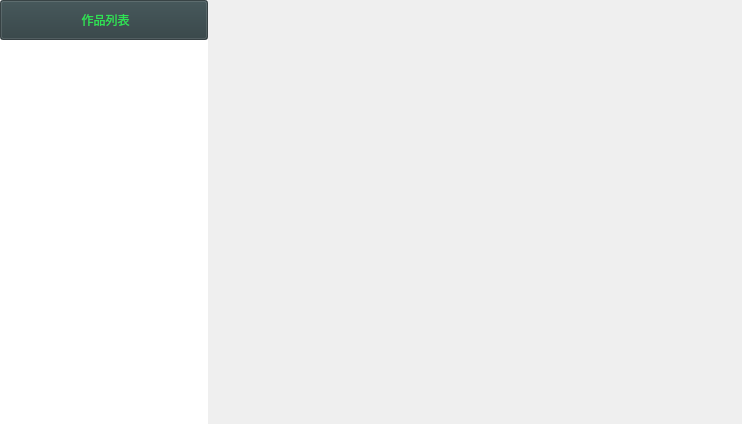
This is VideoPlayer/creator/mywork/DoneWorks.ui in huizhang556/pc-video-player as Qt 5 draws it before an edit. The edited form follows.
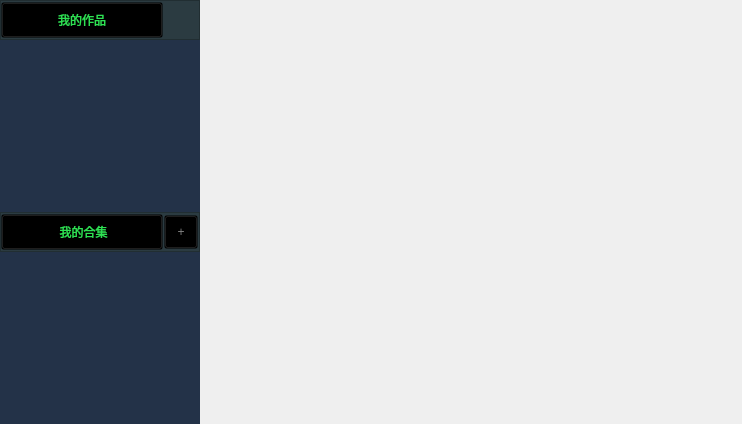
This is the edited form. The open tabs and pages were chosen to show the change. Icons and pictures are not drawn.

Commit message: 怎加合集、分类视频查询，选中等

```diff
--- a/VideoPlayer/creator/mywork/DoneWorks.ui
+++ b/VideoPlayer/creator/mywork/DoneWorks.ui
@@ -35,16 +35,22 @@
       <widget class="QWidget" name="widget_leftlist" native="true">
        <property name="minimumSize">
         <size>
-         <width>100</width>
+         <width>200</width>
          <height>0</height>
         </size>
        </property>
        <property name="maximumSize">
         <size>
-         <width>208</width>
+         <width>200</width>
          <height>16777215</height>
         </size>
        </property>
+       <property name="styleSheet">
+        <string notr="true">#widget_leftlist
+{
+background-color:#233248;
+}</string>
+       </property>
        <layout class="QVBoxLayout" name="verticalLayout_32">
         <property name="spacing">
          <number>0</number>
@@ -67,7 +73,7 @@
            <number>0</number>
           </property>
           <item>
-           <widget class="QPushButton" name="pushButton_34">
+           <widget class="QFrame" name="frame_tworklist">
             <property name="minimumSize">
              <size>
               <width>0</width>
@@ -76,29 +82,108 @@
             </property>
             <property name="maximumSize">
              <size>
-              <width>208</width>
+              <width>16777215</width>
               <height>40</height>
              </size>
             </property>
             <property name="styleSheet">
-             <string notr="true">QPushButton
+             <string notr="true">#frame_tworklist
+{
+background-color: rgb(43, 59, 65);
+}</string>
+            </property>
+            <property name="frameShape">
+             <enum>QFrame::StyledPanel</enum>
+            </property>
+            <property name="frameShadow">
+             <enum>QFrame::Raised</enum>
+            </property>
+            <layout class="QHBoxLayout" name="horizontalLayout_2">
+             <property name="spacing">
+              <number>0</number>
+             </property>
+             <property name="leftMargin">
+              <number>0</number>
+             </property>
+             <property name="topMargin">
+              <number>0</number>
+             </property>
+             <property name="rightMargin">
+              <number>0</number>
+             </property>
+             <property name="bottomMargin">
+              <number>0</number>
+             </property>
+             <item>
+              <widget class="QPushButton" name="pushButton_doneworks">
+               <property name="minimumSize">
+                <size>
+                 <width>0</width>
+                 <height>36</height>
+                </size>
+               </property>
+               <property name="maximumSize">
+                <size>
+                 <width>200</width>
+                 <height>36</height>
+                </size>
+               </property>
+               <property name="styleSheet">
+                <string notr="true">QPushButton
 {
 color: #2ee253;
 text-align: center;
 font: 800 18px &quot;微软雅黑&quot;;
-background-color: rgba(45, 61, 64,0.8);
+background-color: transparent;
 }</string>
-            </property>
-            <property name="text">
-             <string> 作品列表</string>
-            </property>
+               </property>
+               <property name="text">
+                <string>我的作品</string>
+               </property>
+              </widget>
+             </item>
+             <item>
+              <widget class="QPushButton" name="pushButton_menu_work">
+               <property name="minimumSize">
+                <size>
+                 <width>36</width>
+                 <height>36</height>
+                </size>
+               </property>
+               <property name="maximumSize">
+                <size>
+                 <width>36</width>
+                 <height>36</height>
+                </size>
+               </property>
+               <property name="styleSheet">
+                <string notr="true">QPushButton
+{
+border: none;
+margin:5px;
+/*background: url(:/images/player/player_itemlist_rmenu.png) no-repeat no-repeat center center;*/
+background-color: rgb(43, 59, 65,1.0);
+}
+QPushButton:hover
+{
+background-color: rgb(43, 59, 65,0.8);
+}
+
+</string>
+               </property>
+               <property name="text">
+                <string/>
+               </property>
+              </widget>
+             </item>
+            </layout>
            </widget>
           </item>
           <item>
            <widget class="QListWidget" name="listWidget_producelist">
             <property name="maximumSize">
              <size>
-              <width>208</width>
+              <width>200</width>
               <height>16777215</height>
              </size>
             </property>
@@ -106,18 +191,166 @@
              <string notr="true">QListWidget
 {
 border: none;
-font: 400 16px &quot;微软雅黑&quot;;
-background-color: #ffffff;
+font: 400 15px &quot;微软雅黑&quot;;
+background-color: transparent;
 }
 
 QListWidget::item
 {
 color: transparent;
+min-height:36px;
+background-color: transparent;
+}
+
+QListWidget::item:hover,QListWidget::item:selected
+{
+color: transparent;
+background-color: #253c56;
+}</string>
+            </property>
+           </widget>
+          </item>
+          <item>
+           <widget class="QFrame" name="frame_thejisort">
+            <property name="minimumSize">
+             <size>
+              <width>0</width>
+              <height>40</height>
+             </size>
+            </property>
+            <property name="maximumSize">
+             <size>
+              <width>16777215</width>
+              <height>40</height>
+             </size>
+            </property>
+            <property name="styleSheet">
+             <string notr="true">#frame_thejisort
+{
+background-color: rgb(43, 59, 65);
+}</string>
+            </property>
+            <property name="frameShape">
+             <enum>QFrame::StyledPanel</enum>
+            </property>
+            <property name="frameShadow">
+             <enum>QFrame::Raised</enum>
+            </property>
+            <layout class="QHBoxLayout" name="horizontalLayout_3">
+             <property name="spacing">
+              <number>0</number>
+             </property>
+             <property name="leftMargin">
+              <number>0</number>
+             </property>
+             <property name="topMargin">
+              <number>0</number>
+             </property>
+             <property name="rightMargin">
+              <number>0</number>
+             </property>
+             <property name="bottomMargin">
+              <number>0</number>
+             </property>
+             <item>
+              <widget class="QPushButton" name="pushButton_donegroup">
+               <property name="minimumSize">
+                <size>
+                 <width>0</width>
+                 <height>36</height>
+                </size>
+               </property>
+               <property name="maximumSize">
+                <size>
+                 <width>200</width>
+                 <height>36</height>
+                </size>
+               </property>
+               <property name="styleSheet">
+                <string notr="true">QPushButton
+{
+color: #2ee253;
+text-align: center;
+font: 800 18px &quot;微软雅黑&quot;;
+background-color: transparent;
+}</string>
+               </property>
+               <property name="text">
+                <string> 我的合集</string>
+               </property>
+              </widget>
+             </item>
+             <item>
+              <widget class="QPushButton" name="pushButton_menu_hehi">
+               <property name="minimumSize">
+                <size>
+                 <width>36</width>
+                 <height>36</height>
+                </size>
+               </property>
+               <property name="maximumSize">
+                <size>
+                 <width>36</width>
+                 <height>36</height>
+                </size>
+               </property>
+               <property name="styleSheet">
+                <string notr="true">QPushButton
+{
+margin: 1px;
+/*border-image: url(:/images/icon/addTab.png);*/
+color: gray;
+text-align: center;
+font: 800 20px &quot;微软雅黑&quot;;
+background-color: transparent;
+}
+
+QPushButton:hover
+{
+color: white;
+/*border-image: url(:/images/icon/addTab_white.png);*/
+background-color: transparent;
+}</string>
+               </property>
+               <property name="text">
+                <string>+</string>
+               </property>
+              </widget>
+             </item>
+            </layout>
+           </widget>
+          </item>
+          <item>
+           <widget class="QListWidget" name="listWidget_groups">
+            <property name="maximumSize">
+             <size>
+              <width>200</width>
+              <height>16777215</height>
+             </size>
+            </property>
+            <property name="styleSheet">
+             <string notr="true">QListWidget
+{
+border: none;
+font: 400 15px &quot;微软雅黑&quot;;
+background-color: transparent;
+}
+
+QListWidget::item
+{
+color: transparent;
+min-height:36px;
+margin-left: 0px;
+margin-top: 5px;
+margin-bottom: 5px;
+border-radius: 4px;
+background-color: #24243c;
 }
 
 QListWidget::item:selected
 {
-background-color: rgba(46, 169, 246,0.6);
+color:transparent;
+background-color: transparent;
 }
 
 QListWidget::item:hover
@@ -147,12 +380,14 @@
 {
 color:transparent;
 padding: 2px 2px;
-background-color: white;
+border-radius: 4px;
+background-color: #24243c;
 }
 
 QListWidget::item:selected
 {
-color: #65dede;
+color:transparent;
+background-color:qlineargradient(spread:pad,x1:0,y1:0,x2:1,y2:1,stop:0 #ba87b6, stop:1  #22024c);
 }
 
 QListWidget::item:hover
@@ -300,6 +535,28 @@
          </item>
         </layout>
        </widget>
+       <widget class="QWidget" name="page_groups">
+        <layout class="QVBoxLayout" name="verticalLayout_4">
+         <property name="spacing">
+          <number>0</number>
+         </property>
+         <property name="leftMargin">
+          <number>0</number>
+         </property>
+         <property name="topMargin">
+          <number>0</number>
+         </property>
+         <property name="rightMargin">
+          <number>0</number>
+         </property>
+         <property name="bottomMargin">
+          <number>0</number>
+         </property>
+         <item>
+          <widget class="QListWidget" name="listWidget_medgroups"/>
+         </item>
+        </layout>
+       </widget>
        <widget class="QWidget" name="page_blank">
         <layout class="QVBoxLayout" name="verticalLayout_2">
          <property name="spacing">
```
Left out of the diff: 22 changed lines with no effect on the pictures. The commit also changes 54 other files.
